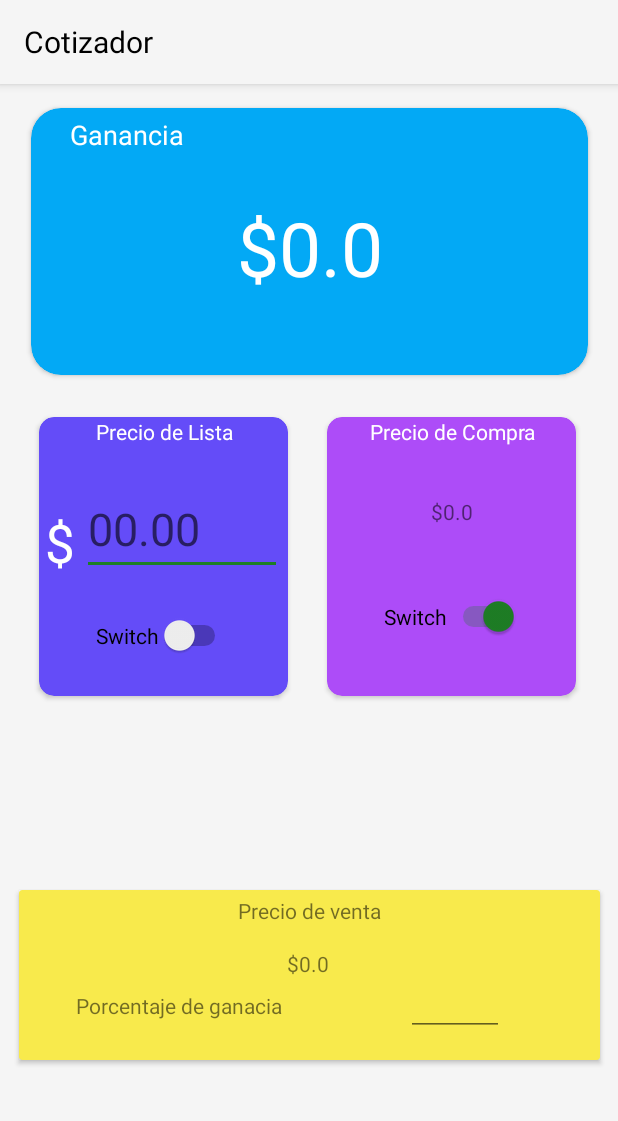
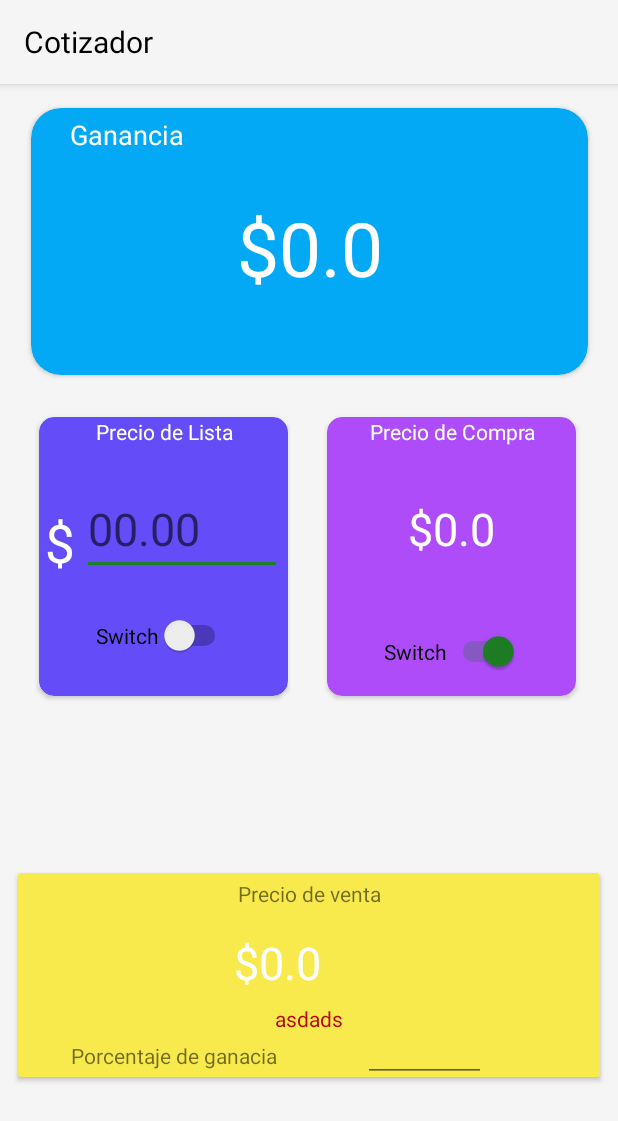
Before and after one commit to ahci21/testappAndroid, an Android app: the Cotizador screen opened directly, with no data from a screen before it, after a tap on "Switch", on a phone screen of 412 x 824 dp. Shown: the top 1121 px of the screen. Run offline under Robolectric (Android 15) with nearby library versions, the phone set to English and light mode, and no system bars.

Commit message:
Detalles de visualizacio de impuestos

```diff
--- a/app/src/main/java/com/haras/tools/Cotizador.kt
+++ b/app/src/main/java/com/haras/tools/Cotizador.kt
@@ -1,23 +1,16 @@
 package com.haras.tools
 
-import android.net.TrafficStats
 import androidx.appcompat.app.AppCompatActivity
 import android.os.Bundle
 import android.text.Editable
 import android.text.TextWatcher
-import android.view.View
-import android.widget.CompoundButton
-import android.widget.Switch
-import android.widget.Toast
 import kotlinx.android.synthetic.main.activity_cotizador.*
-import java.math.RoundingMode
-import java.text.DecimalFormat
 
 class Cotizador : AppCompatActivity() {
 
-    private var cantidadInicial : Float = 0f
-    private var cantidadInicialAlterna : Float = 0f
-    private var cantidadFinal : Float = 0f
+    private var precioConImpuestosExtra : Float = 0f
+    private var precioCompra : Float = 0f
+    private var precioVenta : Float = 0f
     private var usd : Float = 1f
     private var iva : Float = 1.16f
     private var ganancia : Float = 1f
@@ -77,25 +70,26 @@ class Cotizador : AppCompatActivity() {
 
 
         try {
-            cantidadInicial = editCantidad.text.toString().toFloat() * usd * iva
+            precioConImpuestosExtra = editCantidad.text.toString().toFloat() * usd * iva
 
             if(swIVA.isChecked){
-                cantidadInicialAlterna = cantidadInicial
-                cantidadInicial = cantidadInicialAlterna * iva
-                cantidadFinal = cantidadInicial * ganancia
-                txtGananciaAlterna.setText("Ganancia si conservas IVA extra: $"+(cantidadFinal-cantidadInicialAlterna))
+                precioCompra = precioConImpuestosExtra
+                precioConImpuestosExtra = precioCompra * iva
+                precioVenta = precioConImpuestosExtra * ganancia
+                txtGananciaAlterna.setText("Ganancia si conservas IVA extra: $"+(precioVenta-precioCompra))
+                txtHacienda.setText("$"+(precioConImpuestosExtra-precioCompra)+" para Hacienda")
             }else{
-                cantidadFinal = cantidadInicial * ganancia
+                precioVenta = precioConImpuestosExtra * ganancia
                 txtGananciaAlterna.setText("")
             }
         }catch (e:Throwable){
-            cantidadInicial = 0f
-            cantidadFinal = 0f
+            precioConImpuestosExtra = 0f
+            precioVenta = 0f
         }
 
-        txtCompra.setText("$"+cantidadInicial)
-        txtVenta.setText("$"+cantidadFinal)
-        txtGanancia.setText("$"+(cantidadFinal-cantidadInicial))
+        txtCompra.setText("$"+precioCompra)
+        txtVenta.setText("$"+precioVenta)
+        txtGanancia.setText("$"+(precioVenta-precioConImpuestosExtra))
 
 
     }
--- a/app/src/main/res/layout/activity_cotizador.xml
+++ b/app/src/main/res/layout/activity_cotizador.xml
@@ -23,10 +23,9 @@
                     android:text="Switch"
                     android:layout_width="wrap_content"
                     android:layout_height="wrap_content"
-                    android:id="@+id/swIVA" android:layout_marginTop="8dp"
-                    app:layout_constraintTop_toBottomOf="@+id/txtCompra"
+                    android:id="@+id/swIVA"
                     app:layout_constraintStart_toStartOf="parent" android:layout_marginStart="8dp"
-                    android:layout_marginBottom="8dp" app:layout_constraintBottom_toBottomOf="parent"
+                    android:layout_marginBottom="16dp" app:layout_constraintBottom_toBottomOf="parent"
                     app:layout_constraintEnd_toEndOf="parent" android:layout_marginEnd="8dp"/>
             <TextView
                     android:text="Precio de Compra"
@@ -37,14 +36,15 @@
                     app:layout_constraintTop_toTopOf="parent" android:textColor="#ffffff"
                     android:textAlignment="center"/>
             <TextView
-                    android:text="000.00"
+                    android:text="$00.00"
                     android:layout_width="wrap_content"
                     android:layout_height="wrap_content"
                     android:id="@+id/txtCompra" android:layout_marginStart="8dp"
                     app:layout_constraintTop_toBottomOf="@+id/textView16"
                     app:layout_constraintStart_toStartOf="parent" app:layout_constraintEnd_toEndOf="parent"
-                    android:layout_marginEnd="8dp" android:layout_marginBottom="8dp"
-                    app:layout_constraintBottom_toTopOf="@+id/swIVA"/>
+                    android:layout_marginEnd="8dp"
+                    android:textColor="#FFFFFF"
+                    android:textSize="30sp" android:layout_marginTop="32dp"/>
         </androidx.constraintlayout.widget.ConstraintLayout>
     </androidx.cardview.widget.CardView>
     <androidx.cardview.widget.CardView
@@ -149,8 +149,8 @@
         </androidx.constraintlayout.widget.ConstraintLayout>
     </androidx.cardview.widget.CardView>
     <androidx.cardview.widget.CardView
-            android:layout_width="387dp"
-            android:layout_height="113dp"
+            android:layout_width="388dp"
+            android:layout_height="136dp"
             android:id="@+id/cardView4"
             app:cardBackgroundColor="#f8ea4c"
             app:layout_constraintStart_toStartOf="parent"
@@ -162,6 +162,16 @@
                 android:layout_height="match_parent">
 
             <TextView
+                    android:layout_width="wrap_content"
+                    android:layout_height="wrap_content"
+                    android:id="@+id/txtHacienda"
+                    android:textColor="#B30B0B"
+                    app:layout_constraintEnd_toEndOf="parent"
+                    android:layout_marginEnd="8dp"
+                    android:text="asdads" android:layout_marginStart="8dp"
+                    app:layout_constraintStart_toStartOf="parent" android:layout_marginTop="8dp"
+                    app:layout_constraintTop_toBottomOf="@+id/txtVenta"/>
+            <TextView
                     android:text="Precio de venta"
                     android:layout_width="wrap_content"
                     android:layout_height="wrap_content" android:id="@+id/textView18"
@@ -171,31 +181,32 @@
                     android:layout_marginStart="8dp"/>
             <TextView
                     android:text="00.00"
-                    android:layout_width="wrap_content"
-                    android:layout_height="wrap_content" android:id="@+id/txtVenta"
+                    android:layout_width="99dp"
+                    android:layout_height="40dp" android:id="@+id/txtVenta"
                     app:layout_constraintEnd_toEndOf="parent"
                     android:layout_marginEnd="8dp" app:layout_constraintStart_toStartOf="parent"
                     android:layout_marginStart="8dp" app:layout_constraintTop_toBottomOf="@+id/textView18"
-                    android:layout_marginTop="16dp" app:layout_constraintHorizontal_bias="0.498"/>
+                    android:layout_marginTop="16dp" app:layout_constraintHorizontal_bias="0.498"
+                    android:textSize="30sp" android:textColor="#FFFFFF"/>
             <TextView
                     android:text="Porcentaje de ganacia"
                     android:layout_width="160dp"
                     android:layout_height="19dp" android:id="@+id/textView20"
                     app:layout_constraintStart_toStartOf="parent"
                     android:layout_marginStart="8dp" android:layout_marginBottom="8dp"
-                    app:layout_constraintBottom_toBottomOf="parent" android:layout_marginTop="8dp"
-                    app:layout_constraintTop_toBottomOf="@+id/txtVenta"
-                    app:layout_constraintEnd_toStartOf="@+id/editPorcentaje" android:layout_marginEnd="8dp"
-                    app:layout_constraintHorizontal_bias="0.365" app:layout_constraintVertical_bias="0.05"/>
+                    app:layout_constraintBottom_toBottomOf="parent"
+                    android:layout_marginEnd="8dp"
+                    app:layout_constraintEnd_toStartOf="@+id/editPorcentaje" android:layout_marginTop="8dp"
+                    app:layout_constraintTop_toBottomOf="@+id/txtHacienda"/>
             <EditText
-                    android:layout_width="65dp"
-                    android:layout_height="38dp"
+                    android:layout_width="82dp"
+                    android:layout_height="36dp"
                     android:inputType="numberDecimal"
                     android:ems="10"
                     android:id="@+id/editPorcentaje"
-                    app:layout_constraintEnd_toEndOf="parent" android:layout_marginEnd="64dp"
-                    android:layout_marginBottom="16dp" app:layout_constraintBottom_toBottomOf="parent"
-                    app:layout_constraintTop_toBottomOf="@+id/txtVenta"/>
+                    app:layout_constraintEnd_toEndOf="parent" android:layout_marginEnd="76dp"
+                    android:layout_marginBottom="8dp" app:layout_constraintBottom_toBottomOf="parent"
+                    android:layout_marginTop="8dp" app:layout_constraintTop_toBottomOf="@+id/txtHacienda"/>
         </androidx.constraintlayout.widget.ConstraintLayout>
     </androidx.cardview.widget.CardView>
 </androidx.constraintlayout.widget.ConstraintLayout>
```
